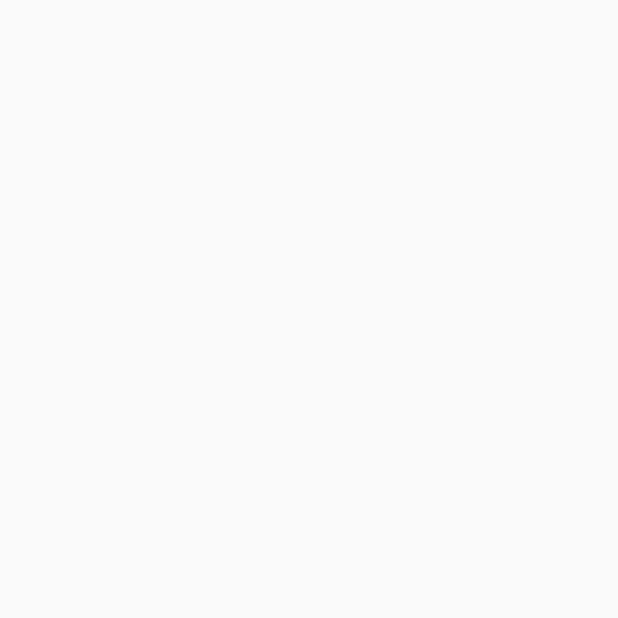
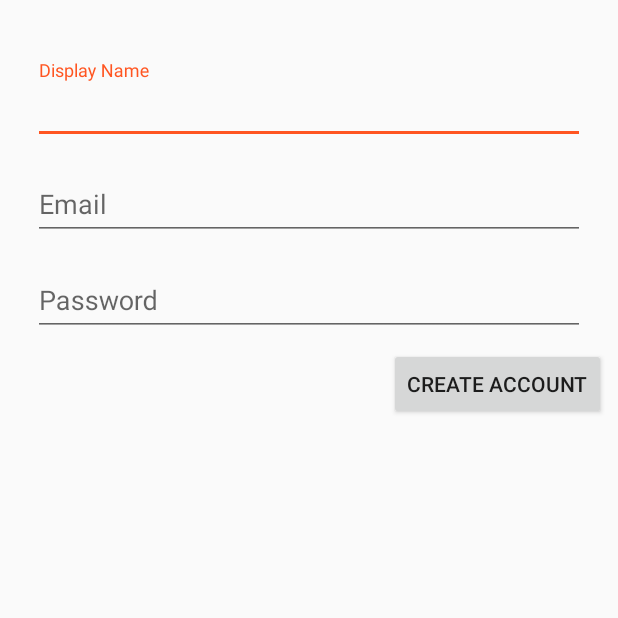
Before and after one commit to TharinduWathukara/TKChat, an Android app: the RegisterActivity screen opened directly, with no data from a screen before it, on a phone screen of 412 x 824 dp, the top half of it. Before the commit the part shown is empty. Run offline under Robolectric (Android 15) with nearby library versions, the phone set to English and light mode, and no system bars; our stand-ins replace Firebase (no records; nobody signed in at launch, a user with empty details on screens opened directly).

Commit message:
Created register activity

```diff
--- a/app/build.gradle
+++ b/app/build.gradle
@@ -21,6 +21,7 @@ android {
 dependencies {
     implementation fileTree(dir: 'libs', include: ['*.jar'])
     implementation 'com.android.support:appcompat-v7:26.1.0'
+    implementation 'com.android.support:design:26.1.0'
     implementation 'com.android.support.constraint:constraint-layout:1.0.2'
     implementation 'com.google.firebase:firebase-auth:11.0.4'
     testImplementation 'junit:junit:4.12'
--- a/app/src/main/java/com/example/tharindu/tkchat/RegisterActivity.java
+++ b/app/src/main/java/com/example/tharindu/tkchat/RegisterActivity.java
@@ -1,13 +1,65 @@
  package com.example.tharindu.tkchat;
 
+import android.content.Intent;
+import android.support.annotation.NonNull;
+import android.support.design.widget.TextInputLayout;
 import android.support.v7.app.AppCompatActivity;
 import android.os.Bundle;
+import android.view.View;
+import android.widget.Button;
+import android.widget.Toast;
+
+import com.google.android.gms.tasks.OnCompleteListener;
+import com.google.android.gms.tasks.Task;
+import com.google.firebase.auth.AuthResult;
+import com.google.firebase.auth.FirebaseAuth;
 
 public class RegisterActivity extends AppCompatActivity {
+    private TextInputLayout mDisplayName;
+    private TextInputLayout mEmail;
+    private TextInputLayout mPassword;
+    private Button mCreateBtn;
+
+    private FirebaseAuth mAuth;
 
     @Override
     protected void onCreate(Bundle savedInstanceState) {
         super.onCreate(savedInstanceState);
         setContentView(R.layout.activity_register);
+
+        mAuth = FirebaseAuth.getInstance();
+
+        mDisplayName = (TextInputLayout) findViewById(R.id.reg_display_name);
+        mEmail = (TextInputLayout) findViewById(R.id.reg_email);
+        mPassword = (TextInputLayout) findViewById(R.id.reg_password);
+        mCreateBtn = (Button) findViewById(R.id.reg_create_account_btn);
+
+        mCreateBtn.setOnClickListener(new View.OnClickListener() {
+            @Override
+            public void onClick(View view) {
+                String display_name = mDisplayName.getEditText().getText().toString();
+                String email = mEmail.getEditText().getText().toString();
+                String password = mPassword.getEditText().getText().toString();
+                registerUser(display_name,email,password);
+            }
+
+        });
+    }
+
+    private void registerUser(String display_name,String email,String password){
+        mAuth.createUserWithEmailAndPassword(email, password).addOnCompleteListener(this, new OnCompleteListener<AuthResult>() {
+            @Override
+            public void onComplete(@NonNull Task<AuthResult> task) {
+                if (task.isSuccessful()) {
+
+                    Intent mainIntent = new Intent(RegisterActivity.this, MainActivity.class);
+                    startActivity(mainIntent);
+                    finish();
+
+                } else {
+                    Toast.makeText(RegisterActivity.this, "You Got Some Errors!", Toast.LENGTH_LONG).show();
+                }
+            }
+        });
     }
 }
--- a/app/src/main/res/layout/activity_register.xml
+++ b/app/src/main/res/layout/activity_register.xml
@@ -6,4 +6,64 @@
     android:layout_height="match_parent"
     tools:context="com.example.tharindu.tkchat.RegisterActivity">
 
+    <android.support.design.widget.TextInputLayout
+        android:id="@+id/reg_display_name"
+        android:layout_width="368dp"
+        android:layout_height="wrap_content"
+        android:layout_marginEnd="8dp"
+        android:layout_marginStart="8dp"
+        android:layout_marginTop="40dp"
+        app:layout_constraintEnd_toEndOf="parent"
+        app:layout_constraintStart_toStartOf="parent"
+        app:layout_constraintTop_toTopOf="parent">
+
+        <android.support.design.widget.TextInputEditText
+            android:layout_width="match_parent"
+            android:layout_height="wrap_content"
+            android:hint="@string/display_name" />
+    </android.support.design.widget.TextInputLayout>
+
+    <android.support.design.widget.TextInputLayout
+        android:id="@+id/reg_email"
+        android:layout_width="368dp"
+        android:layout_height="wrap_content"
+        android:layout_marginEnd="8dp"
+        android:layout_marginStart="8dp"
+        android:layout_marginTop="8dp"
+        app:layout_constraintEnd_toEndOf="parent"
+        app:layout_constraintStart_toStartOf="parent"
+        app:layout_constraintTop_toBottomOf="@+id/reg_display_name">
+
+        <android.support.design.widget.TextInputEditText
+            android:layout_width="match_parent"
+            android:layout_height="wrap_content"
+            android:hint="@string/email" />
+    </android.support.design.widget.TextInputLayout>
+
+    <android.support.design.widget.TextInputLayout
+        android:id="@+id/reg_password"
+        android:layout_width="368dp"
+        android:layout_height="wrap_content"
+        android:layout_marginEnd="8dp"
+        android:layout_marginStart="8dp"
+        android:layout_marginTop="8dp"
+        app:layout_constraintEnd_toEndOf="parent"
+        app:layout_constraintStart_toStartOf="parent"
+        app:layout_constraintTop_toBottomOf="@+id/reg_email">
+
+        <android.support.design.widget.TextInputEditText
+            android:layout_width="match_parent"
+            android:layout_height="wrap_content"
+            android:hint="@string/password" />
+    </android.support.design.widget.TextInputLayout>
+
+    <Button
+        android:id="@+id/reg_create_account_btn"
+        android:layout_width="wrap_content"
+        android:layout_height="wrap_content"
+        android:layout_marginEnd="8dp"
+        android:layout_marginTop="8dp"
+        android:text="@string/create_account"
+        app:layout_constraintEnd_toEndOf="parent"
+        app:layout_constraintTop_toBottomOf="@+id/reg_password" />
 </android.support.constraint.ConstraintLayout>
--- a/app/src/main/res/values/strings.xml
+++ b/app/src/main/res/values/strings.xml
@@ -1,4 +1,8 @@
 <resources>
     <string name="app_name">TKChat</string>
     <string name="need_a_new_account">NEED A NEW ACCOUNT ?</string>
+    <string name="display_name">Display Name</string>
+    <string name="email">Email</string>
+    <string name="password">Password</string>
+    <string name="create_account">CREATE ACCOUNT</string>
 </resources>
```
